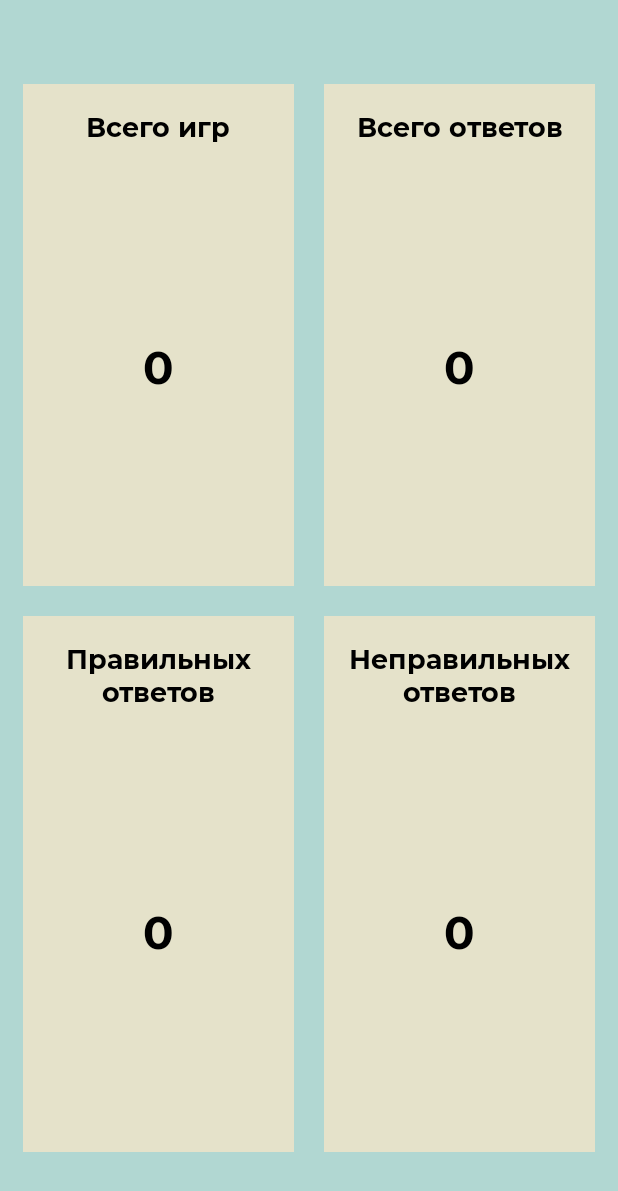
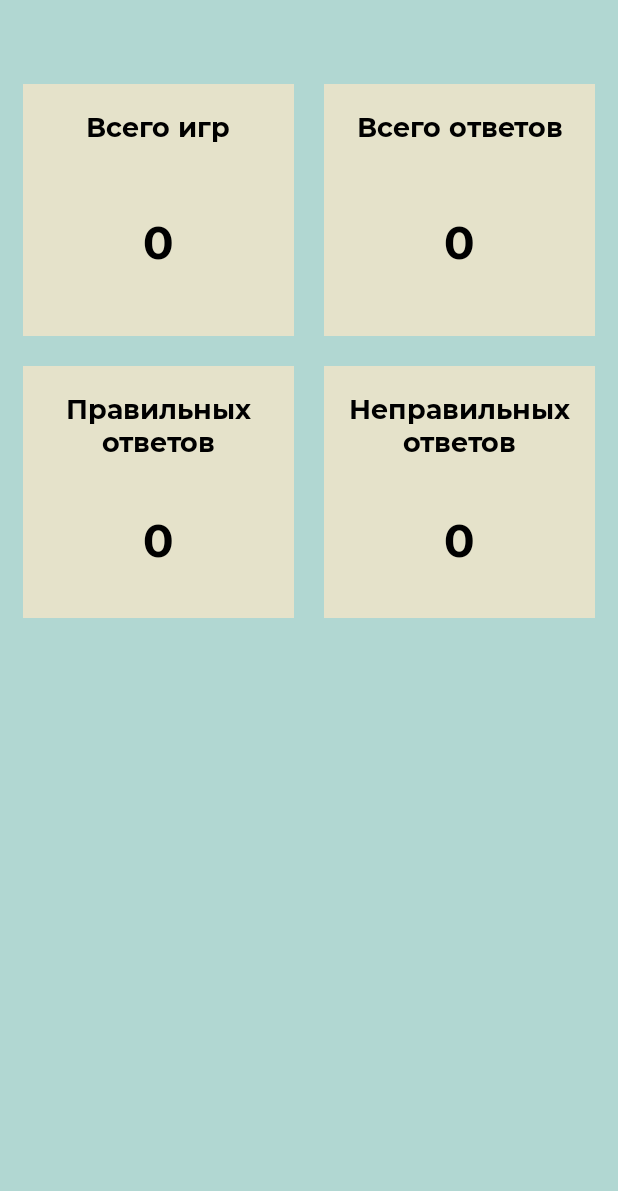
Before and after one commit to Soudagh/KidEng, an Android app: the fragment StatisticsFragment shown on its own in the app's theme, on a phone screen of 412 x 824 dp. Shown: the top 1191 px of the screen. Run offline under Robolectric (Android 15) with nearby library versions, the phone set to English and light mode, and no system bars; our stand-ins replace Room's generated code.

Commit message:
redesign fragment_statistics.xml

```diff
--- a/app/src/main/res/layout/fragment_statistics.xml
+++ b/app/src/main/res/layout/fragment_statistics.xml
@@ -1,30 +1,42 @@
 <?xml version="1.0" encoding="utf-8"?>
-<LinearLayout xmlns:android="http://schemas.android.com/apk/res/android"
+<RelativeLayout xmlns:android="http://schemas.android.com/apk/res/android"
     xmlns:tools="http://schemas.android.com/tools"
     android:layout_width="match_parent"
     android:layout_height="match_parent"
     android:background="@color/primary"
-    tools:context=".ui.fragments.navigation.StatisticsFragment"
-    android:orientation="vertical">
+    tools:context=".ui.fragments.navigation.StatisticsFragment">
+
+    <View
+    android:id="@+id/centerHorizontalShim"
+    android:layout_height="match_parent"
+    android:layout_width="0dp"
+    android:visibility="invisible"
+    android:layout_centerHorizontal="true"/>
+
+    <View
+        android:id="@+id/centerVerticalShim"
+        android:layout_height="0dp"
+        android:layout_width="match_parent"
+        android:visibility="invisible"
+        android:layout_centerVertical="true"/>
 
     <LinearLayout
         android:layout_width="match_parent"
         android:layout_height="match_parent"
+        android:layout_marginTop="?attr/actionBarSize"
+        android:layout_marginStart="15dp"
+        android:layout_marginEnd="10dp"
+        android:layout_alignParentStart="true"
+        android:layout_toStartOf="@id/centerHorizontalShim"
+        android:layout_alignBottom="@id/centerVerticalShim"
+        android:layout_toEndOf="@id/centerHorizontalShim"
         android:orientation="vertical">
 
         <LinearLayout
-            android:layout_width="match_parent"
-            android:layout_height="wrap_content"
-            android:layout_weight="1"
-            android:layout_marginTop="?attr/actionBarSize"
-            android:layout_marginStart="15dp"
-            android:layout_marginEnd="15dp"
-            android:orientation="horizontal">
-
-            <LinearLayout
+            android:id="@+id/total_games_linear"
             android:layout_width="match_parent"
             android:layout_height="match_parent"
-                android:layout_marginEnd="10dp"
+            android:layout_marginBottom="10dp"
             android:background="@color/secondary"
             android:orientation="vertical"
             android:layout_weight="1">
@@ -52,52 +64,13 @@
         </LinearLayout>
 
         <LinearLayout
+            android:id="@+id/right_answers_linear"
             android:layout_width="match_parent"
             android:layout_height="match_parent"
-                android:layout_marginStart="10dp"
+            android:layout_marginTop="10dp"
             android:background="@color/secondary"
             android:orientation="vertical"
-                android:layout_weight="1">
 
-                <TextView
-                    android:layout_width="match_parent"
-                    android:layout_height="wrap_content"
-                    android:gravity="center_horizontal"
-                    android:layout_marginTop="15dp"
-                    android:textAppearance="@style/MyText"
-                    android:textColor="@color/black"
-                    android:textSize="18sp"
-                    android:text="@string/total_answers" />
-
-                <TextView
-                    android:id="@+id/total_answers_tv"
-                    android:layout_width="match_parent"
-                    android:layout_height="match_parent"
-                    android:gravity="center_vertical|center_horizontal"
-                    android:textAppearance="@style/MyText"
-                    android:textColor="@color/black"
-                    android:textSize="30sp"
-                    android:text="5" />
-
-            </LinearLayout>
-        </LinearLayout>
-
-        <LinearLayout
-            android:layout_width="match_parent"
-            android:layout_height="wrap_content"
-            android:layout_weight="1"
-            android:layout_marginTop="20dp"
-            android:layout_marginStart="15dp"
-            android:layout_marginEnd="15dp"
-            android:layout_marginBottom="?attr/actionBarSize"
-            android:orientation="horizontal">
-
-            <LinearLayout
-                android:layout_width="match_parent"
-                android:layout_height="match_parent"
-                android:layout_marginEnd="10dp"
-                android:background="@color/secondary"
-                android:orientation="vertical"
             android:layout_weight="1">
 
             <TextView
@@ -122,12 +95,59 @@
 
         </LinearLayout>
 
+    </LinearLayout>
+
     <LinearLayout
         android:layout_width="match_parent"
         android:layout_height="match_parent"
+        android:layout_marginTop="?attr/actionBarSize"
         android:layout_marginStart="10dp"
+        android:layout_marginEnd="15dp"
+        android:layout_alignParentEnd="true"
+        android:layout_alignBottom="@id/centerVerticalShim"
+        android:layout_toEndOf="@id/centerHorizontalShim"
+        android:orientation="vertical">
+
+        <LinearLayout
+            android:id="@+id/total_answers_linear"
+            android:layout_width="match_parent"
+            android:layout_height="match_parent"
+            android:layout_marginBottom="10dp"
             android:background="@color/secondary"
             android:orientation="vertical"
+
+            android:layout_weight="1">
+
+            <TextView
+                android:layout_width="match_parent"
+                android:layout_height="wrap_content"
+                android:gravity="center_horizontal"
+                android:layout_marginTop="15dp"
+                android:textAppearance="@style/MyText"
+                android:textColor="@color/black"
+                android:textSize="18sp"
+                android:text="@string/total_answers" />
+
+            <TextView
+                android:id="@+id/total_answers_tv"
+                android:layout_width="match_parent"
+                android:layout_height="match_parent"
+                android:gravity="center_vertical|center_horizontal"
+                android:textAppearance="@style/MyText"
+                android:textColor="@color/black"
+                android:textSize="30sp"
+                android:text="5" />
+
+        </LinearLayout>
+
+        <LinearLayout
+            android:id="@+id/wrong_answers_linear"
+            android:layout_width="match_parent"
+            android:layout_height="match_parent"
+            android:layout_marginTop="10dp"
+            android:background="@color/secondary"
+            android:orientation="vertical"
+
             android:layout_weight="1">
 
             <TextView
@@ -149,8 +169,29 @@
                 android:textColor="@color/black"
                 android:textSize="30sp"
                 android:text="5" />
+        </LinearLayout>
 
     </LinearLayout>
-        </LinearLayout>
-    </LinearLayout>
-</LinearLayout>
+
+
+
+
+    <!--    <Button-->
+<!--        android:id="@+id/btLeft"-->
+<!--        android:layout_width="match_parent"-->
+<!--        android:layout_height="wrap_content"-->
+<!--        android:layout_alignParentLeft="true"-->
+<!--        android:layout_toLeftOf="@+id/centerShim"-->
+<!--        android:text="Left Button" />-->
+
+<!--    &lt;!&ndash;Same deal, but on the right &ndash;&gt;-->
+<!--    <Button-->
+<!--        android:id="@+id/btRight"-->
+<!--        android:layout_width="match_parent"-->
+<!--        android:layout_height="wrap_content"-->
+<!--        android:layout_alignParentRight="true"-->
+<!--        android:layout_toRightOf="@+id/centerShim"-->
+<!--        android:layout_below="@+id/tvLeft"-->
+<!--        android:text="Right Button" />-->
+
+</RelativeLayout>
```
Lines whose indentation alone changed are shown as unchanged.
